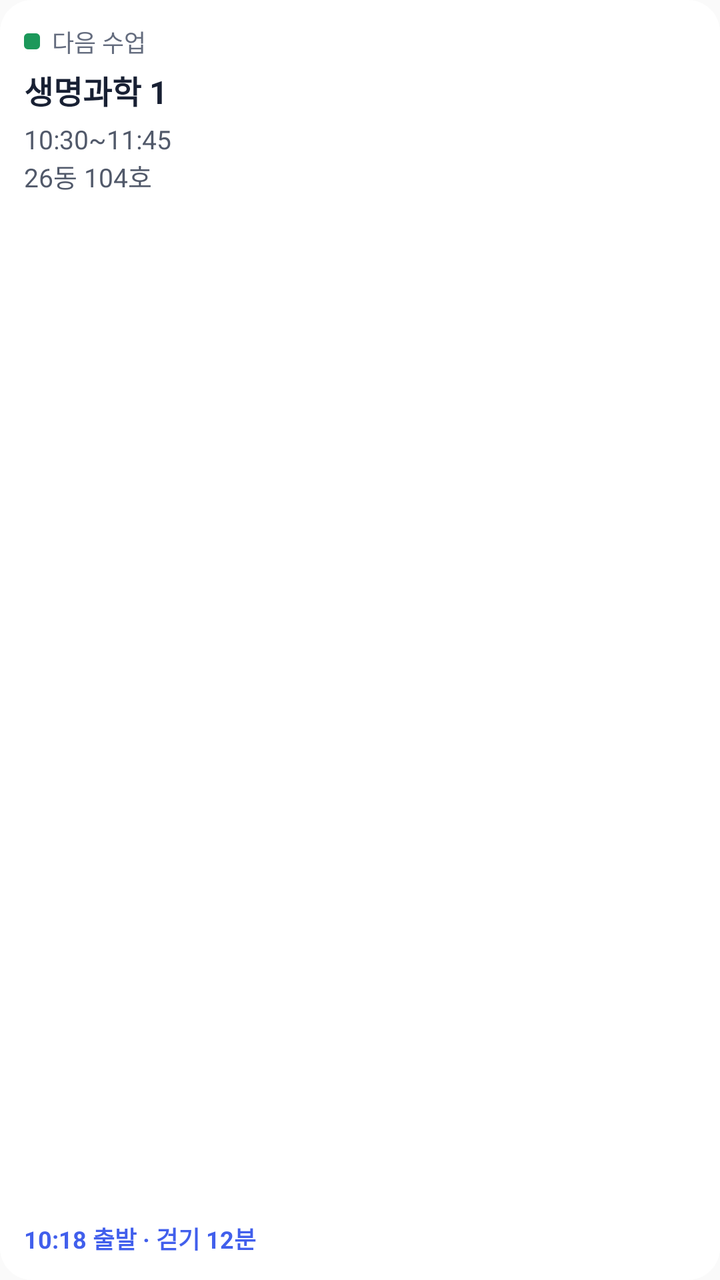
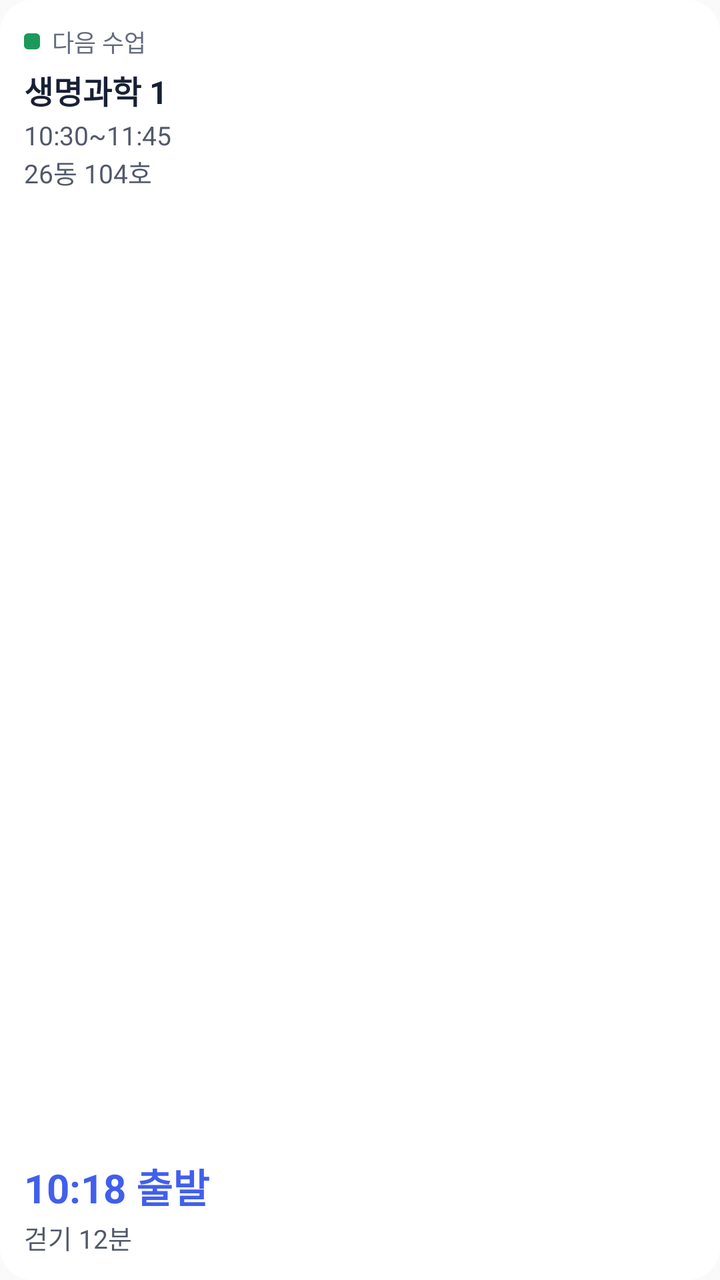

The first picture is an Android layout as it rendered before a commit; the second is the same layout after the commit. The layout source and the unified diff follow.
<!-- AndroidManifest.xml: application theme AppTheme -->
<!-- res/layout/widget_next_preview.xml -->
<?xml version="1.0" encoding="utf-8"?>
<LinearLayout xmlns:android="http://schemas.android.com/apk/res/android"
    android:layout_width="match_parent"
    android:layout_height="match_parent"
    android:background="@drawable/widget_bg"
    android:orientation="vertical"
    android:padding="12dp">

    <LinearLayout
        android:layout_width="match_parent"
        android:layout_height="wrap_content"
        android:gravity="center_vertical"
        android:orientation="horizontal">

        <ImageView
            android:layout_width="8dp"
            android:layout_height="8dp"
            android:layout_marginEnd="6dp"
            android:background="@drawable/widget_mark_item1"
            android:importantForAccessibility="no" />

        <TextView
            style="@style/TTWWidget.Caption"
            android:text="@string/w_next" />
    </LinearLayout>

    <TextView
        style="@style/TTWWidget.Title"
        android:layout_marginTop="4dp"
        android:text="@string/w_preview_name" />

    <TextView
        style="@style/TTWWidget.Body"
        android:layout_marginTop="4dp"
        android:text="@string/w_preview_time" />

    <TextView
        style="@style/TTWWidget.Body"
        android:text="@string/w_preview_place" />

    <FrameLayout
        android:layout_width="match_parent"
        android:layout_height="0dp"
        android:layout_weight="1" />

    <TextView
        style="@style/TTWWidget.Foot"
        android:text="@string/w_preview_foot" />
</LinearLayout>
<!-- resources referenced by this layout -->
<resources>
  <!-- drawable widget_bg (drawable) -->
  <?xml version="1.0" encoding="utf-8"?>
  <shape xmlns:android="http://schemas.android.com/apk/res/android" android:shape="rectangle">
      <solid android:color="@color/widget_bg" />
      <corners android:radius="16dp" />
  </shape>
  <!-- drawable widget_mark_item1 (drawable) -->
  <?xml version="1.0" encoding="utf-8"?>
  <shape xmlns:android="http://schemas.android.com/apk/res/android" android:shape="rectangle">
      <solid android:color="@color/widget_mark_item1" />
      <corners android:radius="2dp" />
  </shape>
  <string name="w_next">다음 수업</string>
  <string name="w_preview_foot">10:18 출발 · 걷기 12분</string>
  <string name="w_preview_name">생명과학 1</string>
  <string name="w_preview_place">26동 104호</string>
  <string name="w_preview_time">10:30~11:45</string>
  <style name="TTWWidget.Body">
          <item name="android:layout_width">match_parent</item>
          <item name="android:layout_height">wrap_content</item>
          <item name="android:textSize">13sp</item>
          <item name="android:textColor">@color/widget_text2</item>
          <item name="android:maxLines">1</item>
          <item name="android:ellipsize">end</item>
      </style>
  <style name="TTWWidget.Caption">
          <item name="android:layout_width">wrap_content</item>
          <item name="android:layout_height">wrap_content</item>
          <item name="android:textSize">12sp</item>
          <item name="android:textColor">@color/widget_text3</item>
          <item name="android:maxLines">1</item>
          <item name="android:ellipsize">end</item>
          <item name="android:includeFontPadding">false</item>
      </style>
  <style name="TTWWidget.Foot">
          <item name="android:layout_width">match_parent</item>
          <item name="android:layout_height">wrap_content</item>
          <item name="android:textSize">12sp</item>
          <item name="android:textStyle">bold</item>
          <item name="android:textColor">@color/widget_accent</item>
          <item name="android:maxLines">2</item>
          <item name="android:ellipsize">end</item>
      </style>
  <style name="TTWWidget.Title">
          <item name="android:layout_width">match_parent</item>
          <item name="android:layout_height">wrap_content</item>
          <item name="android:textSize">16sp</item>
          <item name="android:textStyle">bold</item>
          <item name="android:textColor">@color/widget_text</item>
          <item name="android:maxLines">2</item>
          <item name="android:ellipsize">end</item>
      </style>
  <style name="AppTheme" parent="Theme.AppCompat.Light.DarkActionBar">
          
          <item name="colorPrimary">@color/colorPrimary</item>
          <item name="colorPrimaryDark">@color/colorPrimaryDark</item>
          <item name="colorAccent">@color/colorAccent</item>
      </style>
  <color name="widget_bg">#FFFFFF</color>
  <color name="widget_mark_item1">#1C985A</color>
  <color name="widget_text2">#51596A</color>
  <color name="widget_text3">#646C7E</color>
  <color name="widget_accent">#415FEC</color>
  <color name="widget_text">#182033</color>
</resources>

<!-- the commit's change to res/layout/widget_next_preview.xml (unified diff, before → after) -->
@@ -31,7 +31,7 @@
 
     <TextView
         style="@style/TTWWidget.Body"
-        android:layout_marginTop="4dp"
+        android:layout_marginTop="2dp"
         android:text="@string/w_preview_time" />
 
     <TextView
@@ -41,9 +41,15 @@
     <FrameLayout
         android:layout_width="match_parent"
         android:layout_height="0dp"
-        android:layout_weight="1" />
+        android:layout_weight="1"
+        android:minHeight="4dp" />
 
     <TextView
-        style="@style/TTWWidget.Foot"
-        android:text="@string/w_preview_foot" />
+        style="@style/TTWWidget.Hero"
+        android:text="@string/w_preview_hero" />
+
+    <TextView
+        style="@style/TTWWidget.HeroSub"
+        android:layout_marginTop="2dp"
+        android:text="@string/w_preview_hero_sub" />
 </LinearLayout>
<!-- resource entries referenced after the edit -->
@@ -13,7 +13,8 @@
       <corners android:radius="2dp" />
   </shape>
   <string name="w_next">다음 수업</string>
-  <string name="w_preview_foot">10:18 출발 · 걷기 12분</string>
+  <string name="w_preview_hero">10:18 출발</string>
+  <string name="w_preview_hero_sub">걷기 12분</string>
   <string name="w_preview_name">생명과학 1</string>
   <string name="w_preview_place">26동 104호</string>
   <string name="w_preview_time">10:30~11:45</string>
@@ -34,14 +35,25 @@
           <item name="android:ellipsize">end</item>
           <item name="android:includeFontPadding">false</item>
       </style>
-  <style name="TTWWidget.Foot">
+  <style name="TTWWidget.Hero">
           <item name="android:layout_width">match_parent</item>
           <item name="android:layout_height">wrap_content</item>
-          <item name="android:textSize">12sp</item>
+          <item name="android:textSize">20sp</item>
           <item name="android:textStyle">bold</item>
           <item name="android:textColor">@color/widget_accent</item>
-          <item name="android:maxLines">2</item>
+          <item name="android:fontFeatureSettings">tnum</item>
+          <item name="android:maxLines">1</item>
           <item name="android:ellipsize">end</item>
+          <item name="android:includeFontPadding">false</item>
+      </style>
+  <style name="TTWWidget.HeroSub">
+          <item name="android:layout_width">match_parent</item>
+          <item name="android:layout_height">wrap_content</item>
+          <item name="android:textSize">13sp</item>
+          <item name="android:textColor">@color/widget_text2</item>
+          <item name="android:maxLines">1</item>
+          <item name="android:ellipsize">end</item>
+          <item name="android:includeFontPadding">false</item>
       </style>
   <style name="TTWWidget.Title">
           <item name="android:layout_width">match_parent</item>
